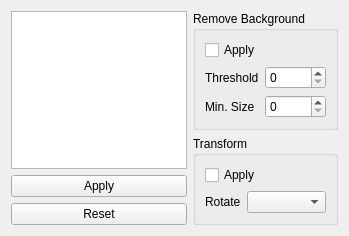
Above: src/ui/KairoSightWidgetImageProcess.ui from kairosight/KairoSight before the change. Below: the same form after it.
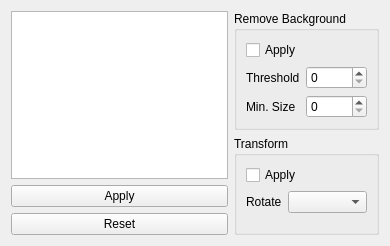
That is the form after the change.

Diff of the .ui file:
```diff
--- a/src/ui/KairoSightWidgetImageProcess.ui
+++ b/src/ui/KairoSightWidgetImageProcess.ui
@@ -6,8 +6,8 @@
    <rect>
     <x>0</x>
     <y>0</y>
-    <width>349</width>
-    <height>208</height>
+    <width>390</width>
+    <height>246</height>
    </rect>
   </property>
   <property name="windowTitle">
```
